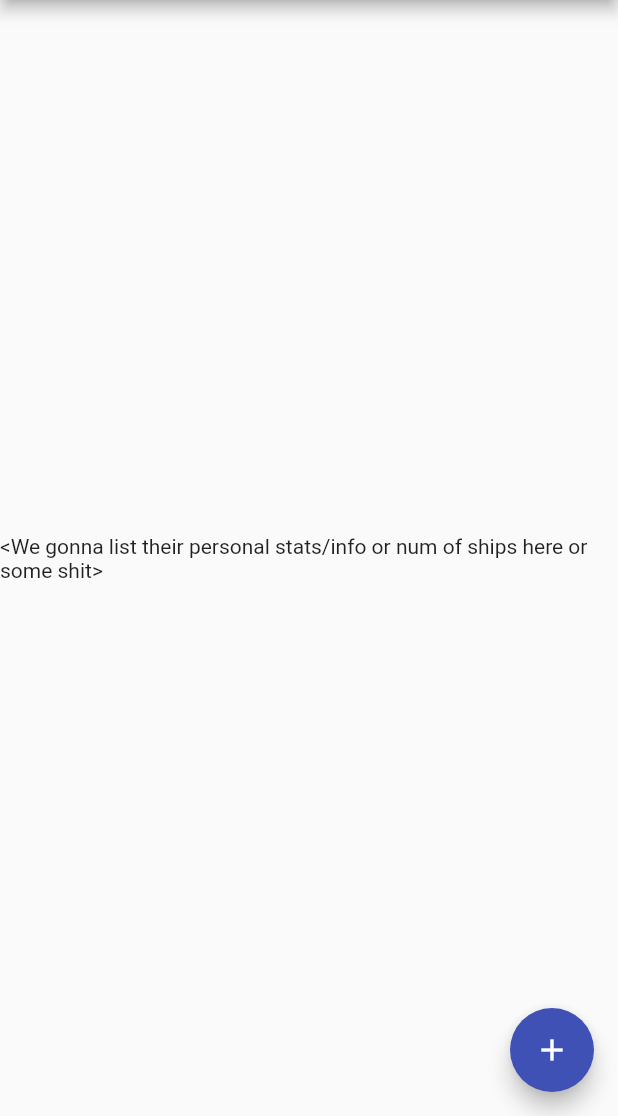
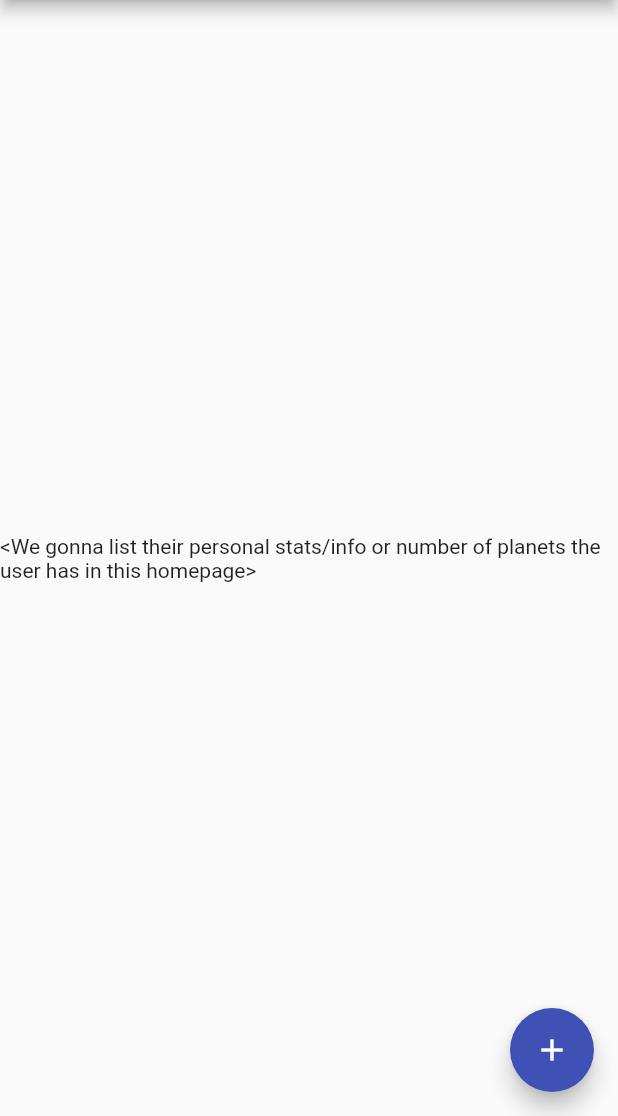
Before and after one commit to LateNightHacks2022/AstroLearners, a Flutter app: the screen it shows after launch, on a phone screen of 412 x 824 dp, the part 120-1236 px from its top. Run offline on Flutter 3.47's test engine with Material 2 defaults, Android fonts, the phone set to English and light mode, and no system bars; our stand-ins replace cloud_firestore, firebase_auth, firebase_core, flutter_svg, google_fonts, google_sign_in; accounts and stored records are empty; generated files the repository leaves out were written again.

Commit message:
Update home.dart

```diff
--- a/lib/home.dart
+++ b/lib/home.dart
@@ -41,7 +41,7 @@ class _MyHomePageState extends State<MyHomePage> {
           mainAxisAlignment: MainAxisAlignment.center,
           children: const <Widget>[
             Text(
-              '<We gonna list their personal stats/info or num of ships here or some shit>',
+              '<We gonna list their personal stats/info or number of planets the user has in this homepage>',
             ),
           ],
         ),
```
